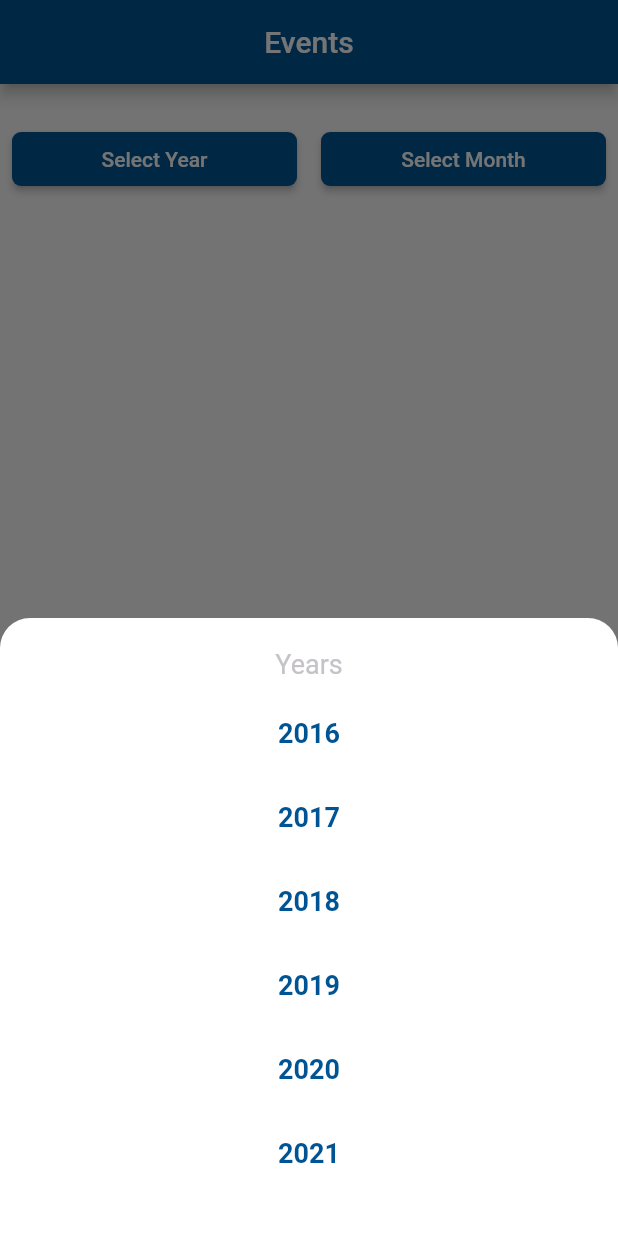
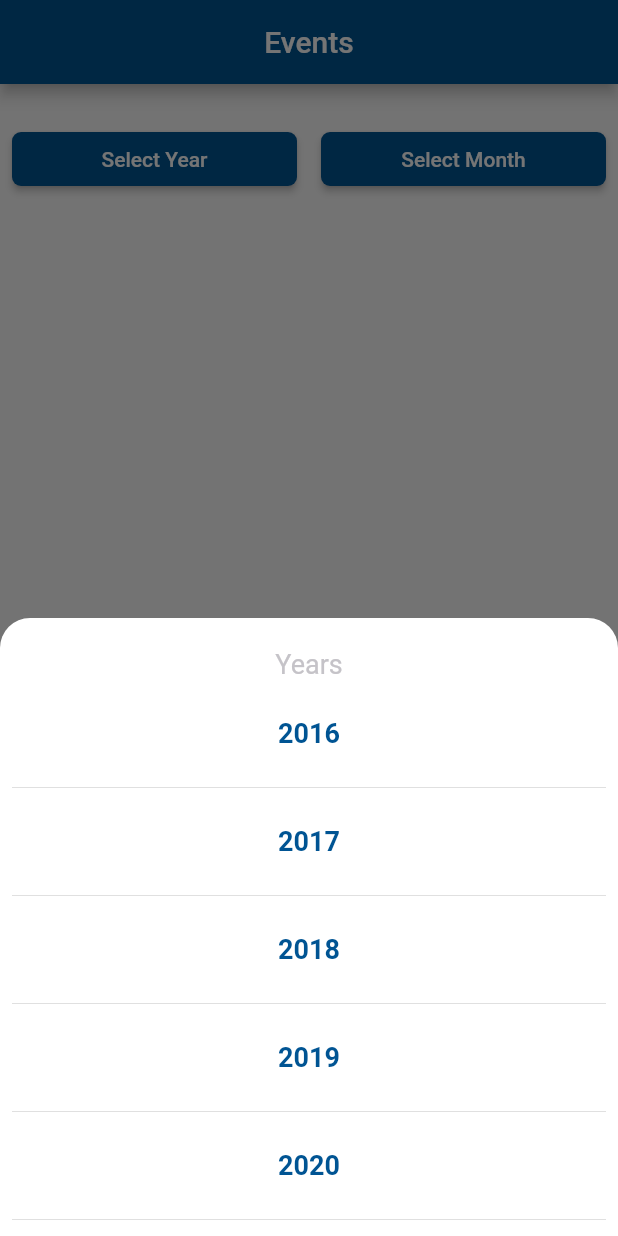
Before and after one commit to vikaskumar2002/snapwrk_event_manager, a Flutter app: the screen it shows after launch, after a tap on "Select Year", on a phone screen of 412 x 824 dp. Run offline on Flutter 3.47's test engine with Material 2 defaults, Android fonts, the phone set to English and light mode, and no system bars.

Commit message:
divider added to listvw

```diff
--- a/lib/event_home_screen.dart
+++ b/lib/event_home_screen.dart
@@ -173,7 +173,7 @@ class _EventHomeScreenState extends State<EventHomeScreen> {
                               flex: 1,
                               child: Padding(
                                 padding: const EdgeInsets.all(8.0),
-                                child: ListView.builder(
+                                child: ListView.separated(
                                   itemCount: item.length,
                                   itemBuilder: (context,index) => ListTile(
                                       onTap: (){
@@ -189,9 +189,9 @@ class _EventHomeScreenState extends State<EventHomeScreen> {
                                           ),
                                       ),
                                   ),
-                                 /* separatorBuilder: (context, index) {
+                                  separatorBuilder: (context, index) {
                                     return Divider();
-                                  },*/
+                                  },
                                 ),
                               ),
                           ),
```
